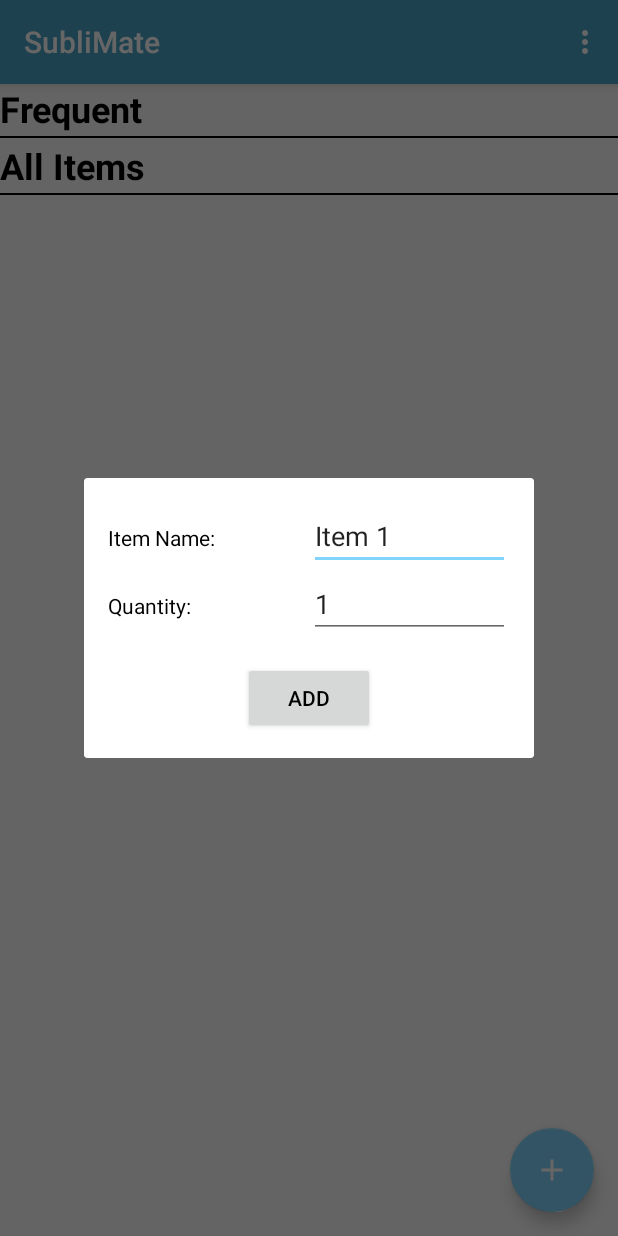
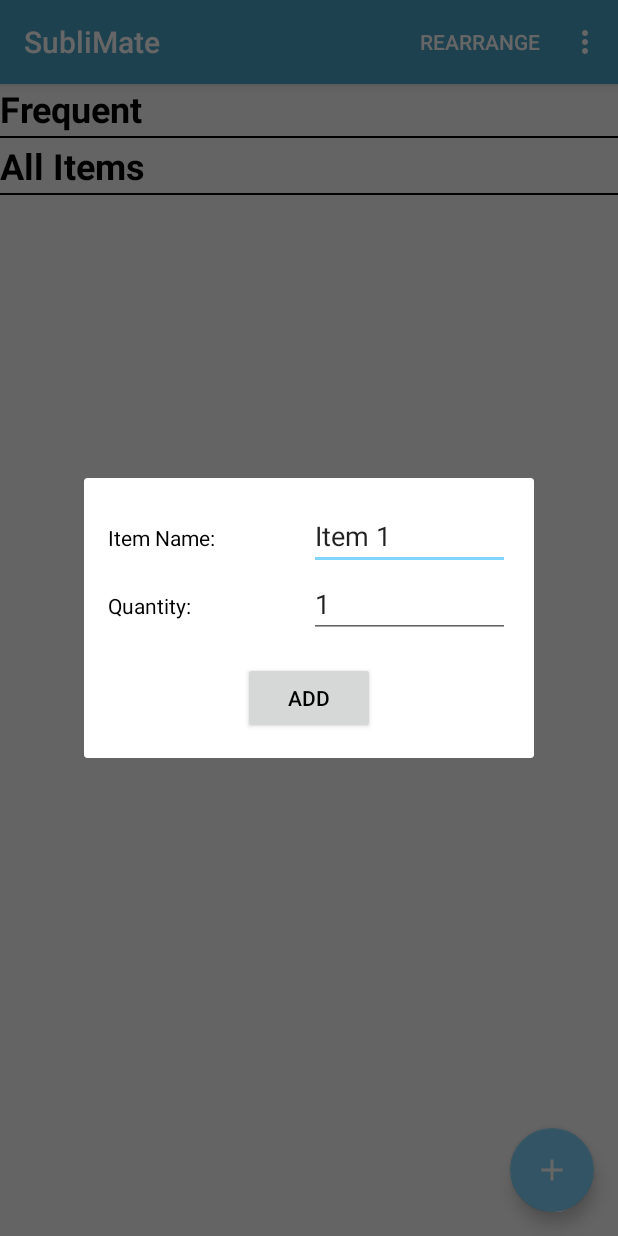
Before and after one commit to Team-SubliMate/SubliMate-Android, an Android app: the screen it shows after launch (MainActivity), after a tap on an icon or button, on a phone screen of 412 x 824 dp. Run offline under Robolectric (Android 15) with nearby library versions, the phone set to English and light mode, and no system bars.

Commit message:
Fridge rearrange stub

```diff
--- a/app/src/main/java/sublimate/com/sublimate/Presenter.java
+++ b/app/src/main/java/sublimate/com/sublimate/Presenter.java
@@ -27,4 +27,9 @@ public class Presenter implements PresenterContract {
             Log.d(WebSocketEventListener.TAG, "Remove item event sent: " + itemJson);
         }
     }
+
+    @Override
+    public void rearrangeFridge() {
+        // Send rearrange fridge event
+    }
 }
--- a/app/src/main/java/sublimate/com/sublimate/PresenterContract.java
+++ b/app/src/main/java/sublimate/com/sublimate/PresenterContract.java
@@ -2,4 +2,5 @@ package sublimate.com.sublimate;
 
 public interface PresenterContract {
     void removeItem(int itemId);
+    void rearrangeFridge();
 }
--- a/app/src/main/res/menu/menu_main.xml
+++ b/app/src/main/res/menu/menu_main.xml
@@ -2,6 +2,12 @@
     xmlns:app="http://schemas.android.com/apk/res-auto"
     xmlns:tools="http://schemas.android.com/tools"
     tools:context="sublimate.com.sublimate.MainActivity">
+    <item
+        android:id="@+id/menu_rearrange"
+        android:orderInCategory="1"
+        android:title="@string/menu_rearrange"
+        app:showAsAction="ifRoom" />
+
     <item
         android:id="@+id/menu_settings"
         android:orderInCategory="2"
--- a/app/src/main/res/values/strings.xml
+++ b/app/src/main/res/values/strings.xml
@@ -2,6 +2,7 @@
     <string name="app_name">SubliMate</string>
     <string name="settings_refresh">Refresh</string>
     <string name="settings_name">Settings</string>
+    <string name="menu_rearrange">Rearrange</string>
 
     <!-- Titles -->
     <string name="title_frequent">Frequent</string>
```
Also changed, not shown: app/src/main/java/sublimate/com/sublimate/MainActivity.java (+13 -0 lines).
